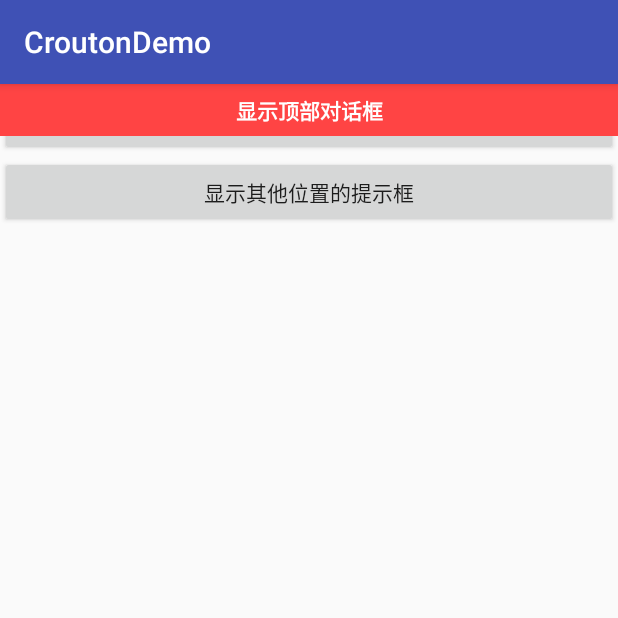
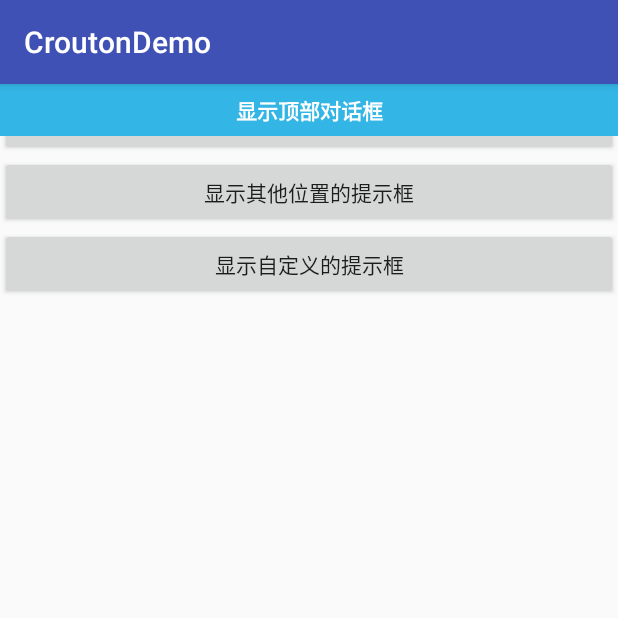
Before and after one commit to nanchen2251/CroutonDemo, an Android app: the screen it shows after launch (MainActivity), after a tap on "显示顶部位置的提示框", on a phone screen of 412 x 824 dp, the top half of it. Run offline under Robolectric (Android 15) with nearby library versions, the phone set to English and light mode, and no system bars.

Commit message:
自定义View
all code

```diff
--- a/CroutonDemo/app/src/main/java/com/example/nanchen/croutondemo/MainActivity.java
+++ b/CroutonDemo/app/src/main/java/com/example/nanchen/croutondemo/MainActivity.java
@@ -21,10 +21,18 @@ public class MainActivity extends AppCompatActivity {
     }
 
     public void topBtnClick(View view) {
-        Crouton.makeText(this,"显示顶部对话框", Style.ALERT).show();
+        Crouton.makeText(this,"显示顶部对话框", Style.INFO).show();
     }
 
     public void otherBtnClick(View view) {
         Crouton.makeText(this,"显示顶部对话框", Style.ALERT,layout).show();
     }
+
+    /**
+     * 显示自定义的提示框
+     */
+    public void myBtnClick(View view) {
+        View v = getLayoutInflater().inflate(R.layout.other_layout,null);
+        Crouton.make(this,v).show();
+    }
 }
--- a/CroutonDemo/app/src/main/res/layout/activity_main.xml
+++ b/CroutonDemo/app/src/main/res/layout/activity_main.xml
@@ -20,6 +20,12 @@
         android:onClick="otherBtnClick"
         android:text="显示其他位置的提示框"/>
 
+    <Button
+        android:layout_width="match_parent"
+        android:layout_height="wrap_content"
+        android:onClick="myBtnClick"
+        android:text="显示自定义的提示框"/>
+
     <LinearLayout
         android:layout_marginTop="100dp"
         android:id="@+id/main_ll"
```
Also changed, not shown: CroutonDemo/app/src/main/res/layout/other_layout.xml (added, +27 -0 lines).
